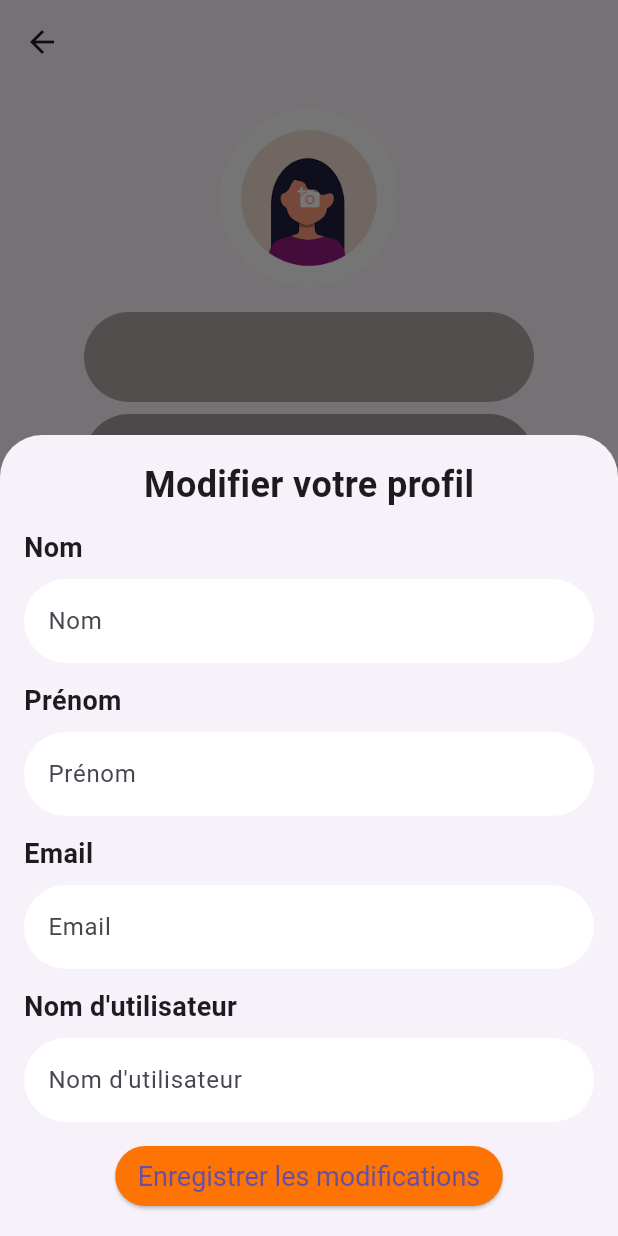
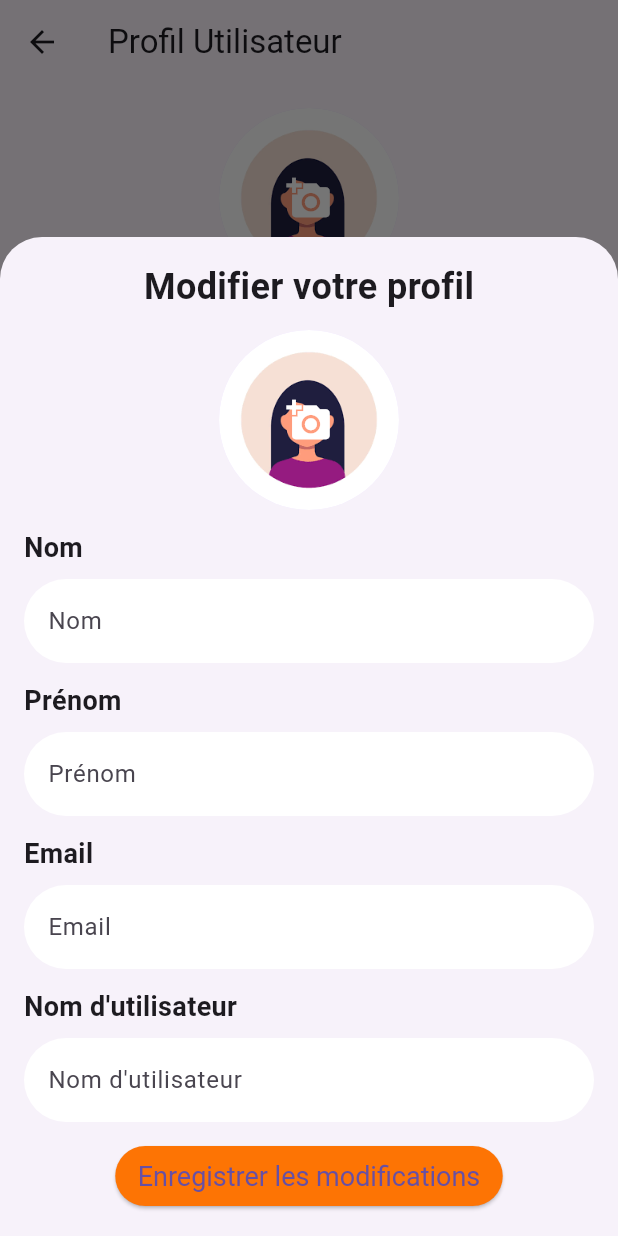
Before and after one commit to LAMZOU/Taskmanager, a Flutter app: the UserProfilePage screen opened by its route, after a tap on "Modifier", on a phone screen of 412 x 824 dp. Run offline on Flutter 3.47's test engine with Material 3 defaults, Android fonts, the phone set to English and light mode, and no system bars; our stand-ins replace dio, image_picker, shared_preferences, sqflite; accounts and stored records are empty; network calls fail.

Commit message:
mis a jour tache et user profil

```diff
--- a/lib/main.dart
+++ b/lib/main.dart
@@ -1,24 +1,22 @@
-// ignore_for_file: unused_import
-
 import 'package:flutter/material.dart';
 import 'package:shared_preferences/shared_preferences.dart';
 import 'package:taskmanager/login.dart';
-import 'package:taskmanager/Signup.dart';
+import 'package:taskmanager/signup.dart'; // Corrected import to match the class name
 import 'package:taskmanager/task_list.dart';
 import 'package:taskmanager/user_profile.dart';
 
-const Token="Token";
-void main() async{
-await WidgetsFlutterBinding.ensureInitialized();
+const String Token = "Token";
 
+void main() async {
+  await WidgetsFlutterBinding.ensureInitialized();
   final SharedPreferences prefs = await SharedPreferences.getInstance();
-  final bool hasToken=prefs.getString(Token)!=null;
-  runApp(MyApp(hasToken:hasToken));
+  final bool hasToken = prefs.getString(Token) != null;
+  runApp(MyApp(hasToken: hasToken));
 }
 
+class MyApp extends StatelessWidget {
+  final bool hasToken;
 
-class MyApp extends StatelessWidget{
-  final bool hasToken;
   const MyApp({super.key, required this.hasToken});
 
   @override
@@ -27,13 +25,27 @@ class MyApp extends StatelessWidget{
       debugShowCheckedModeBanner: false,
       title: 'Task Manager',
       theme: ThemeData(
-        primarySwatch: Colors.blue
+        primarySwatch: Colors.blue,
       ),
-      initialRoute: '/login', // Route initiale
-      routes: {
-        '/login': (context) => hasToken?TaskList(): LoginPage(),
-        '/user-profile': (context) => UserProfilePage(),
-      }
+      initialRoute: hasToken ? '/task-list' : '/login',
+      onGenerateRoute: (RouteSettings settings) {
+        switch (settings.name) {
+          case '/login':
+            return MaterialPageRoute(builder: (_) => LoginPage());
+          case '/signup':
+            return MaterialPageRoute(builder: (_) => SignUpScreen());
+          case '/task-list':
+            return MaterialPageRoute(builder: (_) => TaskList());
+          case '/user-profile':
+            return MaterialPageRoute(builder: (_) => UserProfilePage());
+          default:
+            return MaterialPageRoute(
+              builder: (_) => Scaffold(
+                body: Center(child: Text('Page not found')),
+              ),
+            );
+        }
+      },
     );
   }
 }
--- a/lib/user_profile.dart
+++ b/lib/user_profile.dart
@@ -3,8 +3,8 @@ import 'package:image_picker/image_picker.dart';
 import 'dart:io';
 import 'package:http/http.dart' as http;
 import 'dart:convert';
-
 import 'package:taskmanager/user_service.dart';
+import 'package:taskmanager/user.dart';
 
 class UserProfilePage extends StatefulWidget {
   @override
@@ -39,6 +39,10 @@ class _UserProfilePageState extends State<UserProfilePage> {
         email = userProfile['email'];
         firstName = userProfile['nom'];
         lastName = userProfile['prenom'];
+        // Load image from profile if provided
+        if (userProfile['profilePicture'] != null) {
+          _image = File(userProfile['profilePicture']);
+        }
 
         // Initialize text controllers with user data
         _firstNameController.text = firstName;
@@ -115,18 +119,18 @@ class _UserProfilePageState extends State<UserProfilePage> {
         'prenom': _lastNameController.text,
       };
 
-      // Mettez à jour les informations utilisateur
+      // Update user profile information
       await userService.updateUserProfile(updatedUserProfile);
 
-      // Si une image a été sélectionnée, téléchargez-la.
+      // Upload image if selected
       if (_image != null) {
         await _uploadProfilePicture(_image!);
       }
 
-      // Rechargez le profil pour afficher les informations mises à jour.
+      // Reload profile to show updated information
       await _loadUserProfile();
 
-      // Afficher un SnackBar pour indiquer que les modifications ont été enregistrées.
+      // Show SnackBar indicating success
       ScaffoldMessenger.of(context).showSnackBar(
         SnackBar(
           content: Text('Profil mis à jour avec succès !'),
@@ -137,10 +141,10 @@ class _UserProfilePageState extends State<UserProfilePage> {
     } catch (e) {
       print('Error updating user profile: $e');
 
-      // Afficher un SnackBar pour indiquer une erreur
+      // Show SnackBar indicating error
       ScaffoldMessenger.of(context).showSnackBar(
         SnackBar(
-          content: Text('Une erreur est survenue lors de la mise à jour du profil.'),
+          content: Text('Une erreur est survenue lors de la mise à jour du profil. Veuillez réessayer plus tard.'),
           backgroundColor: Colors.red,
           duration: Duration(seconds: 2),
         ),
@@ -176,9 +180,7 @@ class _UserProfilePageState extends State<UserProfilePage> {
   }
 
   void _logout() async {
-    // Ajoutez ici la logique pour supprimer les informations d'identification de l'utilisateur, si nécessaire.
-
-    Navigator.of(context).pushReplacementNamed('/login'); // Remplacez '/login' par le nom de votre route de connexion
+    Navigator.of(context).pushReplacementNamed('/login'); // Replace '/login' with your login route name
   }
 
   void _showEditProfileModal(BuildContext context) {
@@ -195,6 +197,19 @@ class _UserProfilePageState extends State<UserProfilePage> {
                 Text(
                   'Modifier votre profil',
                   style: TextStyle(fontSize: 24, fontWeight: FontWeight.bold),
+                ),
+                SizedBox(height: 12),
+                GestureDetector(
+                  onTap: _pickImage,
+                  child: CircleAvatar(
+                    radius: 60,
+                    backgroundImage: _image != null
+                        ? FileImage(_image!)
+                        : AssetImage('images/profile_image.png') as ImageProvider,
+                    child: _image == null
+                        ? Icon(Icons.add_a_photo, size: 30, color: Colors.white)
+                        : null,
+                  ),
                 ),
                 SizedBox(height: 12),
                 _buildTextField(controller: _firstNameController, label: 'Nom'),
@@ -256,7 +271,9 @@ class _UserProfilePageState extends State<UserProfilePage> {
   @override
   Widget build(BuildContext context) {
     return Scaffold(
-      appBar: AppBar(),
+      appBar: AppBar(
+        title: Text('Profil Utilisateur'),
+      ),
       body: Padding(
         padding: const EdgeInsets.all(16.0),
         child: Column(
@@ -269,7 +286,7 @@ class _UserProfilePageState extends State<UserProfilePage> {
                     ? FileImage(_image!)
                     : AssetImage('images/profile_image.png') as ImageProvider,
                 child: _image == null
-                    ? Icon(Icons.add_a_photo, size: 15, color: Colors.white)
+                    ? Icon(Icons.add_a_photo, size: 30, color: Colors.white)
                     : null,
               ),
             ),
```
Also changed, not shown: lib/login.dart (+9 -10 lines), lib/task_details.dart (+60 -49 lines), lib/task_service.dart (+5 -5 lines), lib/user.dart (added, +37 -0 lines), lib/user_service.dart (+32 -6 lines).
